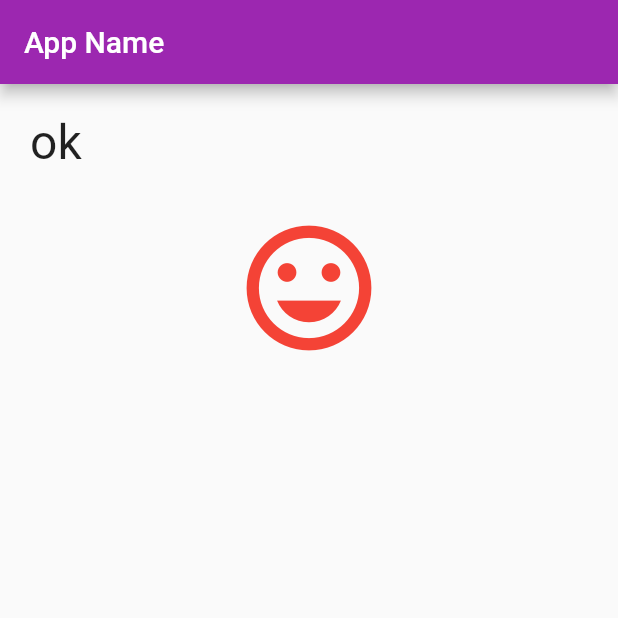
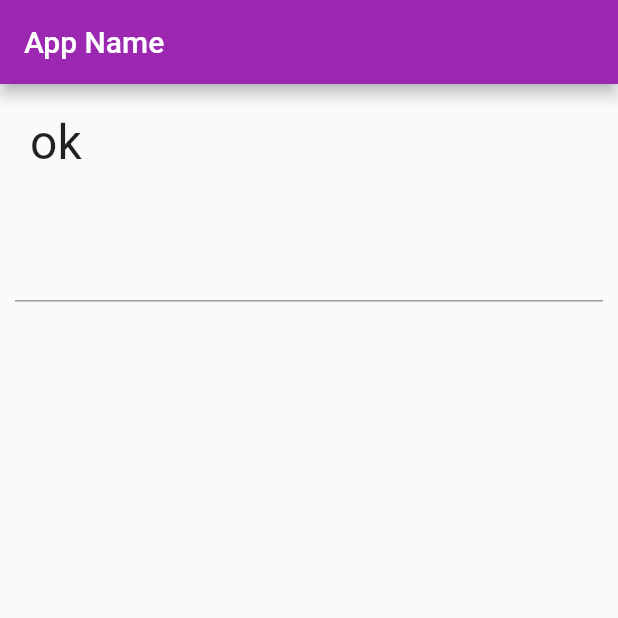
Before and after one commit to CutRay/tutorial-flutter, a Flutter app: the screen it shows after launch, on a phone screen of 412 x 824 dp, the top half of it. Run offline on Flutter 3.47's test engine with Material 2 defaults, Android fonts, the phone set to English and light mode, and no system bars.

Commit message:
TextField完成

```diff
--- a/lib/main.dart
+++ b/lib/main.dart
@@ -2,7 +2,7 @@ import 'package:flutter/material.dart';
 import 'package:flutter/rendering.dart';
 
 void main() {
-  debugPaintSizeEnabled = true;
+  debugPaintSizeEnabled = false;
   runApp(new MyApp());
 }
 
@@ -30,7 +30,7 @@ class MyHomePage extends StatefulWidget {
 
 class _MyHomePageState extends State<MyHomePage> {
   var _message;
-  static var _janken = <String>['グー', 'チョキ', 'パー'];
+  final controller = TextEditingController();
   @override
   void initState() {
     _message = 'ok';
@@ -56,19 +56,25 @@ class _MyHomePageState extends State<MyHomePage> {
                           fontFamily: 'Roboto',
                           fontWeight: FontWeight.w400,
                           fontSize: 32.0))),
-              IconButton(
-                  icon: const Icon(Icons.insert_emoticon),
-                  iconSize: 100.0,
-                  color: Colors.red,
-                  onPressed: buttonPressed),
+              Padding(
+                  padding: EdgeInsets.all(10.0),
+                  child: TextField(
+                    controller: controller,
+                    onChanged: textChanged,
+                    style: TextStyle(
+                        fontSize: 28.0,
+                        fontWeight: FontWeight.w400,
+                        fontFamily: 'Roboto',
+                        color: const Color(0xFFFF0000)),
+                  )),
             ],
           ),
         ));
   }
 
-  void buttonPressed() {
+  void textChanged(String val) {
     setState(() {
-      _message = (_janken..shuffle()).first;
+      _message = 'you said ' + val.toUpperCase();
     });
   }
 }
```
